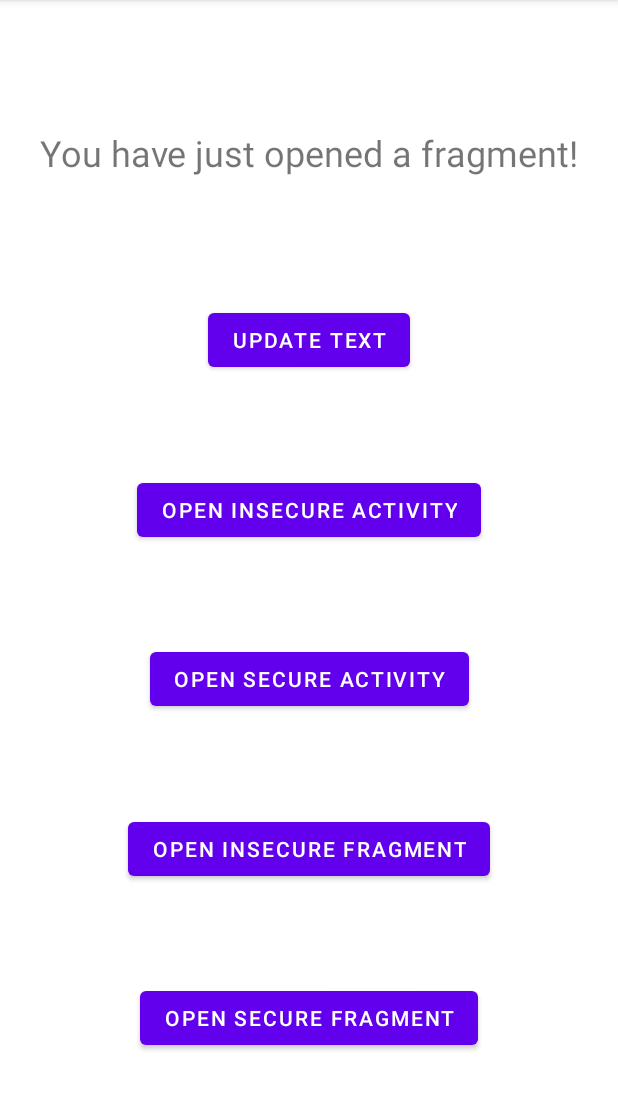
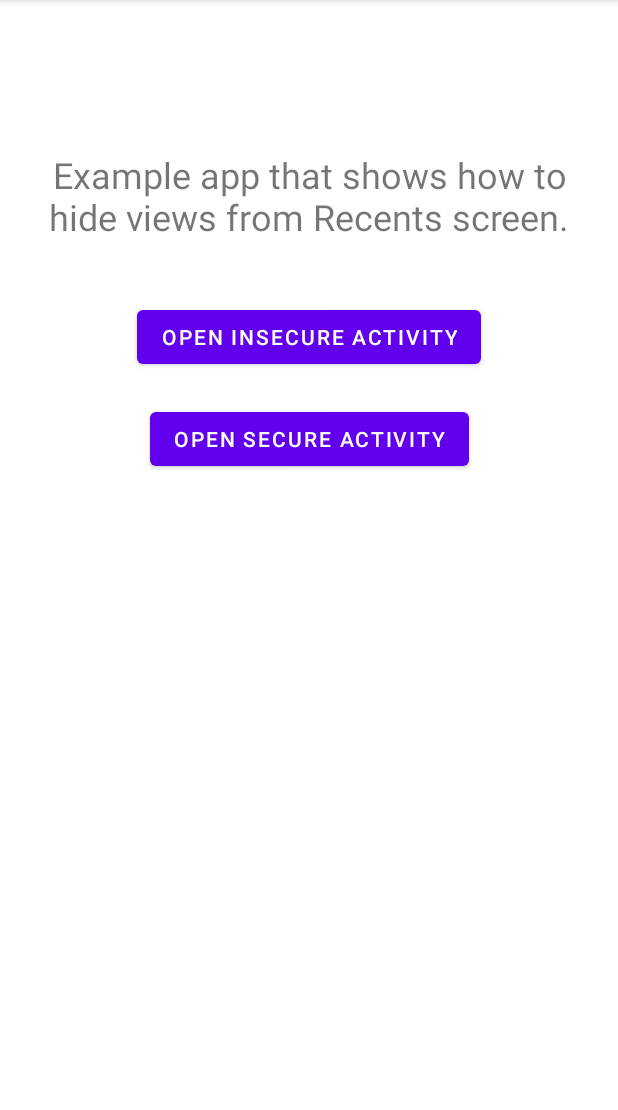
Before and after one commit to whatminjacodes/secure-android-development, an Android app: the screen it shows after launch (MainActivity), on a phone screen of 412 x 824 dp, the part 84-1194 px from its top. Run offline under Robolectric (Android 15) with nearby library versions, the phone set to English and light mode, and no system bars.

Commit message:
Activities added

```diff
--- a/older-examples/recents-screen-screenshot/recents-screen-screenshot/app/src/main/AndroidManifest.xml
+++ b/older-examples/recents-screen-screenshot/recents-screen-screenshot/app/src/main/AndroidManifest.xml
@@ -3,7 +3,7 @@
     package="com.whatminjacodes.secureandroiddevelopment">
 
     <application
-        android:allowBackup="true"
+        android:allowBackup="false"
         android:icon="@mipmap/ic_launcher"
         android:label="@string/app_name"
         android:roundIcon="@mipmap/ic_launcher_round"
@@ -16,7 +16,8 @@
                 <category android:name="android.intent.category.LAUNCHER" />
             </intent-filter>
         </activity>
-        <activity android:name="com.whatminjacodes.secureandroiddevelopment.secureversion.SecureActivity"/>
+        <activity android:name="com.whatminjacodes.secureandroiddevelopment.SecureActivity"/>
+        <activity android:name="com.whatminjacodes.secureandroiddevelopment.InsecureActivity"/>
     </application>
 
 </manifest>
--- a/older-examples/recents-screen-screenshot/recents-screen-screenshot/app/src/main/java/com/whatminjacodes/secureandroiddevelopment/architecture/model/DataModel.kt
+++ /dev/null
@@ -1,4 +0,0 @@
-package com.whatminjacodes.secureandroiddevelopment.architecture.model
-
-// Contains the data we want to show on UI (in MainFragment)
-data class DataModel(val textForUI: String)
--- a/older-examples/recents-screen-screenshot/recents-screen-screenshot/app/src/main/java/com/whatminjacodes/secureandroiddevelopment/architecture/view/MainFragment.kt
+++ b/older-examples/recents-screen-screenshot/recents-screen-screenshot/app/src/main/java/com/whatminjacodes/secureandroiddevelopment/architecture/view/MainFragment.kt
@@ -6,17 +6,14 @@ import android.view.LayoutInflater
 import android.view.View
 import android.view.ViewGroup
 import androidx.fragment.app.Fragment
-import androidx.fragment.app.activityViewModels
-import androidx.lifecycle.Observer
-import com.whatminjacodes.secureandroiddevelopment.architecture.viewmodel.MainViewModel
+import com.whatminjacodes.secureandroiddevelopment.InsecureActivity
 import com.whatminjacodes.secureandroiddevelopment.databinding.FragmentMainBinding
-import com.whatminjacodes.secureandroiddevelopment.secureversion.SecureActivity
+import com.whatminjacodes.secureandroiddevelopment.SecureActivity
 
 
 /*
  *      MainFragment
- *      - shows the UI
- *      - listens to viewModel for updates on UI
+ *      - has buttons to secure and insecure activity examples
  */
 class MainFragment: Fragment() {
 
@@ -24,8 +21,6 @@ class MainFragment: Fragment() {
     private var _binding: FragmentMainBinding? = null
     private val binding get() = _binding!!
 
-    // Create a viewModel
-    private val viewModel: MainViewModel by activityViewModels()
 
     override fun onCreateView(
             inflater: LayoutInflater,
@@ -42,7 +37,6 @@ class MainFragment: Fragment() {
         super.onViewCreated(view, savedInstanceState)
 
         setupClickListeners()
-        fragmentTextUpdateObserver()
     }
 
     override fun onDestroyView() {
@@ -52,15 +46,13 @@ class MainFragment: Fragment() {
 
     // Setup the button in our fragment to call getUpdatedText method in viewModel
     private fun setupClickListeners() {
-        binding.fragmentButton.setOnClickListener { viewModel.getUpdatedText() }
+        binding.openInSecureActivityButton.setOnClickListener { openInsecureActivity() }
         binding.openSecureActivityButton.setOnClickListener { openSecureActivity() }
     }
 
-    // Observer is waiting for viewModel to update our UI
-    private fun fragmentTextUpdateObserver() {
-        viewModel.uiTextLiveData.observe(viewLifecycleOwner, Observer { updatedText ->
-            binding.fragmentTextView.text = updatedText
-        })
+    private fun openInsecureActivity() {
+        val intent = Intent(activity, InsecureActivity::class.java)
+        startActivity(intent)
     }
 
     private fun openSecureActivity() {
--- a/older-examples/recents-screen-screenshot/recents-screen-screenshot/app/src/main/java/com/whatminjacodes/secureandroiddevelopment/architecture/viewmodel/MainViewModel.kt
+++ /dev/null
@@ -1,26 +0,0 @@
-package com.whatminjacodes.secureandroiddevelopment.architecture.viewmodel
-
-import androidx.lifecycle.MutableLiveData
-import androidx.lifecycle.ViewModel
-import com.whatminjacodes.secureandroiddevelopment.architecture.model.DataModel
-
-/*
- *      MainViewModel
- *      - viewModel that updates the MainFragment (the visible UI)
- *      - gets the data from model
- */
-class MainViewModel: ViewModel() {
-
-    // Create the model which contains data for our UI
-    private val model = DataModel(textForUI = "Here's the updated text!")
-
-    // Create MutableLiveData which MainFragment can subscribe to
-    // When this data changes, it triggers the UI to do an update
-    val uiTextLiveData = MutableLiveData<String>()
-
-    // Get the updated text from our model and post the value to MainFragment
-    fun getUpdatedText() {
-        val updatedText = model.textForUI
-        uiTextLiveData.postValue(updatedText)
-    }
-}
--- a/older-examples/recents-screen-screenshot/recents-screen-screenshot/app/src/main/res/layout/fragment_main.xml
+++ b/older-examples/recents-screen-screenshot/recents-screen-screenshot/app/src/main/res/layout/fragment_main.xml
@@ -9,61 +9,35 @@
         android:id="@+id/fragmentTextView"
         android:layout_width="wrap_content"
         android:layout_height="wrap_content"
-        android:text="You have just opened a fragment!"
+        android:text="Example app that shows how to hide views from Recents screen."
         android:textSize="24sp"
+        android:textAlignment="center"
         android:padding="20dp"
-        app:layout_constraintBottom_toTopOf="@id/fragmentButton"
+        android:layout_marginTop="80dp"
+        app:layout_constraintBottom_toTopOf="@id/openInSecureActivityButton"
         app:layout_constraintEnd_toEndOf="parent"
         app:layout_constraintStart_toStartOf="parent"
         app:layout_constraintTop_toTopOf="parent" />
-
-    <Button
-        android:id="@+id/fragmentButton"
-        android:layout_width="wrap_content"
-        android:layout_height="wrap_content"
-        android:text="Update text"
-        app:layout_constraintBottom_toTopOf="@id/openInSecureActivityButton"
-        app:layout_constraintEnd_toEndOf="parent"
-        app:layout_constraintStart_toStartOf="parent"
-        app:layout_constraintTop_toBottomOf="@+id/fragmentTextView" />
 
     <Button
         android:id="@+id/openInSecureActivityButton"
         android:layout_width="wrap_content"
         android:layout_height="wrap_content"
         android:text="Open insecure activity"
+        android:layout_marginTop="20dp"
         app:layout_constraintBottom_toTopOf="@id/openSecureActivityButton"
         app:layout_constraintEnd_toEndOf="parent"
         app:layout_constraintStart_toStartOf="parent"
-        app:layout_constraintTop_toBottomOf="@+id/fragmentButton" />
+        app:layout_constraintTop_toBottomOf="@id/fragmentTextView" />
 
     <Button
         android:id="@+id/openSecureActivityButton"
         android:layout_width="wrap_content"
         android:layout_height="wrap_content"
         android:text="Open secure activity"
-        app:layout_constraintBottom_toTopOf="@id/openInSecureFragmentButton"
+        android:layout_marginTop="20dp"
         app:layout_constraintEnd_toEndOf="parent"
         app:layout_constraintStart_toStartOf="parent"
         app:layout_constraintTop_toBottomOf="@+id/openInSecureActivityButton" />
 
-    <Button
-        android:id="@+id/openInSecureFragmentButton"
-        android:layout_width="wrap_content"
-        android:layout_height="wrap_content"
-        android:text="Open insecure fragment"
-        app:layout_constraintBottom_toTopOf="@id/openSecureFragmentButton"
-        app:layout_constraintEnd_toEndOf="parent"
-        app:layout_constraintStart_toStartOf="parent"
-        app:layout_constraintTop_toBottomOf="@+id/openSecureActivityButton" />
-
-    <Button
-        android:id="@+id/openSecureFragmentButton"
-        android:layout_width="wrap_content"
-        android:layout_height="wrap_content"
-        android:text="Open secure fragment"
-        app:layout_constraintBottom_toBottomOf="parent"
-        app:layout_constraintEnd_toEndOf="parent"
-        app:layout_constraintStart_toStartOf="parent"
-        app:layout_constraintTop_toBottomOf="@+id/openInSecureFragmentButton" />
 </androidx.constraintlayout.widget.ConstraintLayout>
```
Also changed, not shown: older-examples/recents-screen-screenshot/recents-screen-screenshot/app/src/main/java/com/whatminjacodes/secureandroiddevelopment/InsecureActivity.kt (added, +17 -0 lines), older-examples/recents-screen-screenshot/recents-screen-screenshot/app/src/main/java/com/whatminjacodes/secureandroiddevelopment/SecureActivity.kt (added, +29 -0 lines), older-examples/recents-screen-screenshot/recents-screen-screenshot/app/src/main/java/com/whatminjacodes/secureandroiddevelopment/secureversion/SecureActivity.kt (deleted, +0 -24 lines), older-examples/recents-screen-screenshot/recents-screen-screenshot/app/src/main/res/layout/activity_insecure.xml (added, +48 -0 lines).
